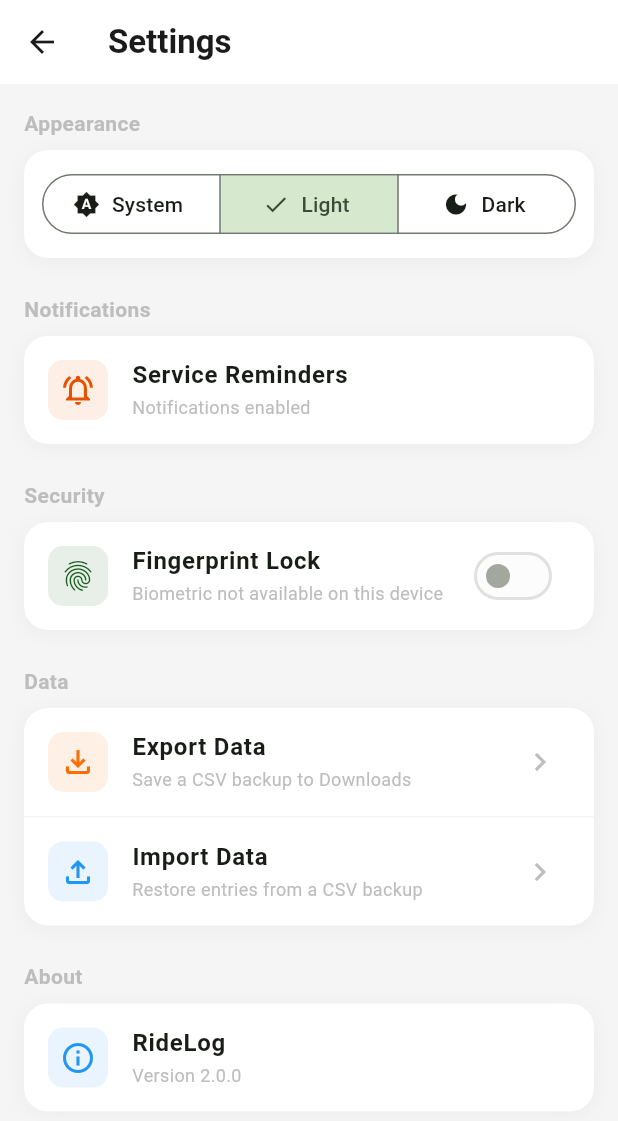
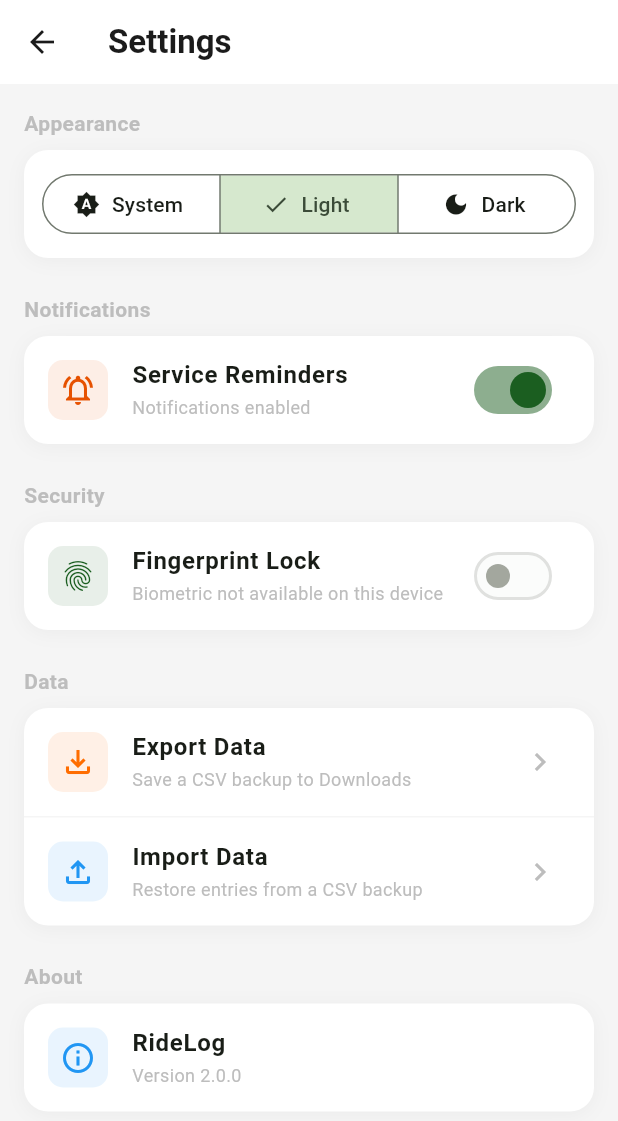
Before and after one commit to duraigopi/mileage_tracker, a Flutter app: the SettingsScreen screen opened directly, after a tap on "Light", on a phone screen of 412 x 824 dp. Shown: the top 1121 px of the screen. Run offline on Flutter 3.47's test engine with Material 3 defaults, Android fonts, the phone set to English and light mode, and no system bars; our stand-ins replace file_picker, fl_chart, flutter_local_notifications, local_auth, package_info_plus, shared_preferences and 1 more; missing offline and left inert: local_auth_android; accounts and stored records are empty.

Commit message:
Add in-app mute toggle for notifications, fix stuck permission status
isPermissionGranted()/requestPermission() now catch platform-channel
errors instead of letting them silently kill the Future the Settings
status row awaits (which is why it could get stuck on "Checking...").

Also adds an app-level notification mute, independent of the OS
permission, so the reminder can be turned off without revoking
notification access entirely — surfaced as a Switch in Settings once
the OS permission is granted.

Co-Authored-By: Claude Sonnet 5 <noreply@anthropic.com>

```diff
--- a/lib/screens/settings_screen.dart
+++ b/lib/screens/settings_screen.dart
@@ -28,6 +28,7 @@ class _SettingsScreenState extends State<SettingsScreen> with WidgetsBindingObse
   bool _biometricAvailable = false;
   String? _version;
   bool? _notificationsEnabled;
+  bool _notificationsPrefEnabled = true;
   final _auth = LocalAuthentication();
 
   @override
@@ -54,7 +55,17 @@ class _SettingsScreenState extends State<SettingsScreen> with WidgetsBindingObse
 
   Future<void> _loadNotificationStatus() async {
     final granted = await NotificationService().isPermissionGranted();
-    if (mounted) setState(() => _notificationsEnabled = granted);
+    if (mounted) {
+      setState(() {
+        _notificationsEnabled = granted;
+        _notificationsPrefEnabled = NotificationService().isEnabled;
+      });
+    }
+  }
+
+  Future<void> _toggleNotificationsPref(bool value) async {
+    await NotificationService().setEnabled(value);
+    if (mounted) setState(() => _notificationsPrefEnabled = value);
   }
 
   Future<void> _fixNotificationPermission() async {
@@ -309,7 +320,9 @@ class _SettingsScreenState extends State<SettingsScreen> with WidgetsBindingObse
                   borderRadius: BorderRadius.circular(10),
                 ),
                 child: Icon(
-                  _notificationsEnabled == true ? Icons.notifications_active_outlined : Icons.notifications_off_outlined,
+                  _notificationsEnabled == true && _notificationsPrefEnabled
+                      ? Icons.notifications_active_outlined
+                      : Icons.notifications_off_outlined,
                   color: const Color(0xFFE65100),
                   size: 24,
                 ),
@@ -318,12 +331,20 @@ class _SettingsScreenState extends State<SettingsScreen> with WidgetsBindingObse
               subtitle: Text(
                 _notificationsEnabled == null
                     ? 'Checking…'
-                    : _notificationsEnabled!
-                        ? 'Notifications enabled'
-                        : 'Notifications off — tap to enable',
+                    : !_notificationsEnabled!
+                        ? 'Notifications off — tap to enable'
+                        : _notificationsPrefEnabled
+                            ? 'Notifications enabled'
+                            : 'Muted in-app',
                 style: TextStyle(fontSize: 12, color: c.textTertiary),
               ),
-              trailing: _notificationsEnabled == true ? null : Icon(Icons.chevron_right, color: c.textHint),
+              trailing: _notificationsEnabled == true
+                  ? Switch(
+                      value: _notificationsPrefEnabled,
+                      onChanged: _toggleNotificationsPref,
+                      activeColor: const Color(0xFF1B5E20),
+                    )
+                  : Icon(Icons.chevron_right, color: c.textHint),
             ),
           ),
 
--- a/lib/services/notification_service.dart
+++ b/lib/services/notification_service.dart
@@ -1,4 +1,6 @@
+import 'package:flutter/foundation.dart';
 import 'package:flutter_local_notifications/flutter_local_notifications.dart';
+import 'package:shared_preferences/shared_preferences.dart';
 
 /// Thin wrapper around `flutter_local_notifications` for the one notification
 /// this app sends: a service-due reminder, shown reactively when the app is
@@ -12,9 +14,21 @@ class NotificationService {
   static const _channelId = 'service_reminders';
   static const _channelName = 'Service Reminders';
   static const _notificationId = 1001;
+  static const _enabledPrefKey = 'notifications_pref_enabled';
 
   final _plugin = FlutterLocalNotificationsPlugin();
   bool _initialized = false;
+
+  /// App-level mute, independent of the OS permission — lets the user turn
+  /// reminders off without revoking notification access entirely.
+  bool _enabled = true;
+  bool get isEnabled => _enabled;
+
+  Future<void> setEnabled(bool value) async {
+    _enabled = value;
+    final prefs = await SharedPreferences.getInstance();
+    await prefs.setBool(_enabledPrefKey, value);
+  }
 
   Future<void> initialize() async {
     if (_initialized) return;
@@ -31,6 +45,8 @@ class NotificationService {
       ),
     );
     await _plugin.initialize(settings: settings);
+    final prefs = await SharedPreferences.getInstance();
+    _enabled = prefs.getBool(_enabledPrefKey) ?? true;
     _initialized = true;
   }
 
@@ -38,23 +54,33 @@ class NotificationService {
   /// user a rationale for why the app wants it.
   Future<void> requestPermission() async {
     if (!_initialized) await initialize();
+    try {
       await _plugin
           .resolvePlatformSpecificImplementation<AndroidFlutterLocalNotificationsPlugin>()
           ?.requestNotificationsPermission();
       await _plugin
           .resolvePlatformSpecificImplementation<IOSFlutterLocalNotificationsPlugin>()
           ?.requestPermissions(alert: true, badge: true, sound: true);
+    } catch (e) {
+      debugPrint('requestPermission failed: $e');
+    }
   }
 
   /// Whether the app is currently allowed to post notifications.
+  ///
+  /// Defaults to false on any platform-channel error, so a status row
+  /// watching this can't get stuck waiting on a Future that never resolves.
   Future<bool> isPermissionGranted() async {
     if (!_initialized) await initialize();
+    try {
       final android = _plugin.resolvePlatformSpecificImplementation<AndroidFlutterLocalNotificationsPlugin>();
       if (android != null) return await android.areNotificationsEnabled() ?? false;
 
       final ios = _plugin.resolvePlatformSpecificImplementation<IOSFlutterLocalNotificationsPlugin>();
       if (ios != null) return (await ios.checkPermissions())?.isEnabled ?? false;
-
+    } catch (e) {
+      debugPrint('isPermissionGranted failed: $e');
+    }
     return false;
   }
 
@@ -68,6 +94,7 @@ class NotificationService {
 
   Future<void> showServiceDueNotification(String category) async {
     if (!_initialized) await initialize();
+    if (!_enabled) return;
     const details = NotificationDetails(
       android: AndroidNotificationDetails(
         _channelId,
```
Lines whose indentation alone changed are shown as unchanged.
